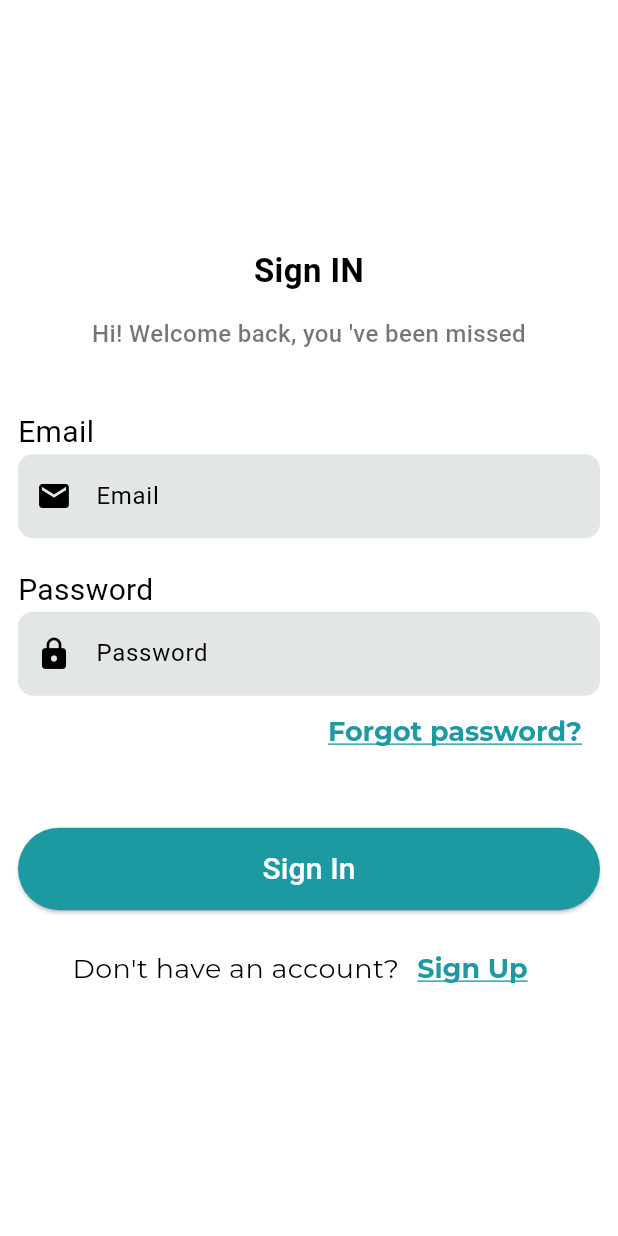
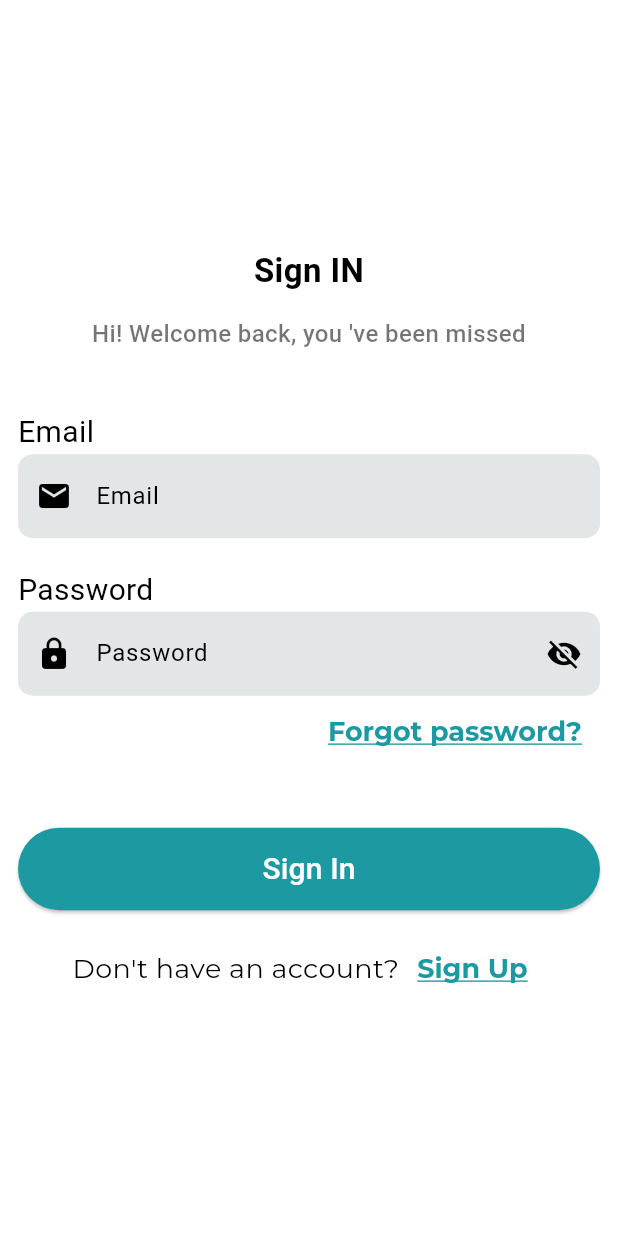
Before and after one commit to hebba-yasser/bookify, a Flutter app: the SignUpView screen opened directly, after a tap on "Sign Up", after a tap on "Sign In", on a phone screen of 412 x 824 dp. Run offline on Flutter 3.47's test engine with Material 3 defaults, Android fonts, the phone set to English and light mode, and no system bars; our stand-ins replace animated_splash_screen, bloc, cloud_firestore, conditional_builder_null_safety, dartz, device_preview and 9 more; accounts and stored records are empty; generated files the repository leaves out were written again; project files that could hold a hidden picture were left out.

Commit message:
-implemented login function in auth cubit and connected it to login ui

```diff
--- a/lib/features/auth/presentation/manager/Auth_cubit/auth_state.dart
+++ b/lib/features/auth/presentation/manager/Auth_cubit/auth_state.dart
@@ -16,3 +16,17 @@ final class AuthRegisterFailure extends AuthState {
 }
 
 final class AuthTogglePasswordVisibility extends AuthState {}
+
+final class AuthLoginLoading extends AuthState {}
+
+final class AuthLoginSuccess extends AuthState {
+  final UserModel user;
+
+  AuthLoginSuccess(this.user);
+}
+
+final class AuthLoginFailure extends AuthState {
+  final String errMess;
+
+  AuthLoginFailure({required this.errMess});
+}
--- a/lib/features/auth/presentation/views/sign_in_view.dart
+++ b/lib/features/auth/presentation/views/sign_in_view.dart
@@ -1,13 +1,23 @@
 import 'package:bookify/features/auth/presentation/views/widgets/sign_in_view_body.dart';
 import 'package:flutter/material.dart';
+import 'package:flutter_bloc/flutter_bloc.dart';
+
+import '../../../../core/utils/service_locator.dart';
+import '../../data/repos/auth_repo_imp.dart';
+import '../manager/Auth_cubit/auth_cubit.dart';
 
 class SignInView extends StatelessWidget {
   const SignInView({super.key});
 
   @override
   Widget build(BuildContext context) {
-    return const Scaffold(
-      body: SignInViewBody(),
+    return BlocProvider(
+      create: (context) => AuthCubit(
+        getIt.get<AuthRepoImp>(),
+      ),
+      child: const Scaffold(
+        body: SignInViewBody(),
+      ),
     );
   }
 }
--- a/lib/features/auth/presentation/views/widgets/sign_in_view_body.dart
+++ b/lib/features/auth/presentation/views/widgets/sign_in_view_body.dart
@@ -1,16 +1,19 @@
 import 'package:bookify/features/auth/presentation/views/widgets/text_button_sign_up.dart';
 import 'package:conditional_builder_null_safety/conditional_builder_null_safety.dart';
 import 'package:flutter/material.dart';
+import 'package:flutter_bloc/flutter_bloc.dart';
 
 import '../../../../../core/styles/fonts.dart';
 import '../../../../../core/utils/functions/Navigaor_push.dart';
 import '../../../../../core/utils/functions/custom_loading_indicator.dart';
+import '../../../../../core/utils/functions/custom_show_toast.dart';
 import '../../../../../core/views/widgets/custom_button.dart';
 import '../../../../../core/views/widgets/custom_text_button.dart';
 import '../../../../../core/views/widgets/custom_text_form_field.dart';
 import '../../../../../core/views/widgets/header_desc_text.dart';
+import '../../../../home/presentation/views/home_view.dart';
+import '../../manager/Auth_cubit/auth_cubit.dart';
 import '../forget_password.dart';
-import '../preferences_view.dart';
 
 class SignInViewBody extends StatefulWidget {
   const SignInViewBody({Key? key}) : super(key: key);
@@ -26,13 +29,25 @@ class _SignInViewBodyState extends State<SignInViewBody> {
 
   @override
   Widget build(BuildContext context) {
+    return BlocConsumer<AuthCubit, AuthState>(
+      listener: (context, state) {
+        if (state is AuthLoginSuccess) {
+          return navigatorPush(context, const HomeView());
+        }
+        if (state is AuthLoginFailure) {
+          customShowToast(state.errMess);
+        }
+      },
+      builder: (context, state) {
+        var cubit = BlocProvider.of<AuthCubit>(context);
+
         return Form(
           key: formKey,
           child: Padding(
             padding: const EdgeInsets.symmetric(horizontal: 12),
             child: ListView(
-          padding:
-              EdgeInsets.only(top: MediaQuery.of(context).size.height * 0.2),
+              padding: EdgeInsets.only(
+                  top: MediaQuery.of(context).size.height * 0.2),
               children: [
                 const Center(
                     child: HeaderDescText(
@@ -62,6 +77,11 @@ class _SignInViewBodyState extends State<SignInViewBody> {
                   controller: passwordController,
                   hintText: 'Password',
                   prefixIcon: Icons.lock,
+                  suffixIcon: cubit.suffixIcon,
+                  suffixOnPressed: () {
+                    cubit.togglePasswordVisibility();
+                  },
+                  obscureText: cubit.isHidden,
                   keyboardText: TextInputType.visiblePassword,
                   validator: (value) {
                     if (value!.isEmpty) {
@@ -83,11 +103,15 @@ class _SignInViewBodyState extends State<SignInViewBody> {
                   height: 40,
                 ),
                 ConditionalBuilder(
-              condition: true,
+                  condition: state is! AuthLoginLoading,
                   builder: (context) => CustomButton(
                     text: 'Sign In',
                     onPressed: () {
-                  navigatorPush(context, SignUpPreferencesView());
+                      if (formKey.currentState!.validate()) {
+                        cubit.login(
+                            email: emailController.text,
+                            password: passwordController.text);
+                      }
                     },
                   ),
                   fallback: (context) => customLoadingIndicator(),
@@ -100,5 +124,7 @@ class _SignInViewBodyState extends State<SignInViewBody> {
             ),
           ),
         );
+      },
+    );
   }
 }
--- a/lib/features/splash/presentation/views/splash_view.dart
+++ b/lib/features/splash/presentation/views/splash_view.dart
@@ -3,6 +3,7 @@ import 'package:bookify/features/splash/presentation/views/widgets/splash_view_b
 import 'package:flutter/material.dart';
 
 import '../../../../constants.dart';
+import '../../../home/presentation/views/home_view.dart';
 import '../../../onboarding/presentation/views/onboarding_view.dart';
 
 class SplashScreen extends StatelessWidget {
@@ -12,7 +13,7 @@ class SplashScreen extends StatelessWidget {
   Widget build(BuildContext context) {
     return AnimatedSplashScreen(
         splash: const SplashViewBody(),
-        nextScreen: const OnboardingView(),
+        nextScreen: isLogged ? const HomeView() : const OnboardingView(),
         splashTransition: SplashTransition.fadeTransition,
         backgroundColor: kPrimaryColor,
         splashIconSize: 300,
--- a/lib/main.dart
+++ b/lib/main.dart
@@ -19,7 +19,8 @@ Future<void> main() async {
   Bloc.observer = AppCubitObserver();
   await CacheHelper.init();
   setupServiceLocator();
-
+  uId = CacheHelper.getString(key: 'uid');
+  isLogged = CacheHelper.getBoolean(key: 'islogged') ?? false;
   runApp(DevicePreview(
     enabled: true,
     builder: (context) => const Bookify(),
```
Also changed, not shown: lib/features/auth/presentation/manager/Auth_cubit/auth_cubit.dart (+17 -0 lines). Lines whose indentation alone changed are shown as unchanged.
